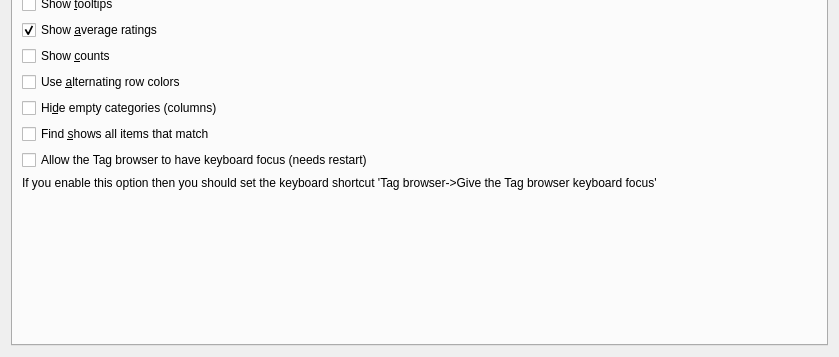
This is src/calibre/gui2/preferences/look_feel.ui in kovidgoyal/calibre as Qt 5 draws it before an edit; both pictures show x 0 to 839 and y 223 to 580 of the 839 by 580 pixel window. The edited form follows.
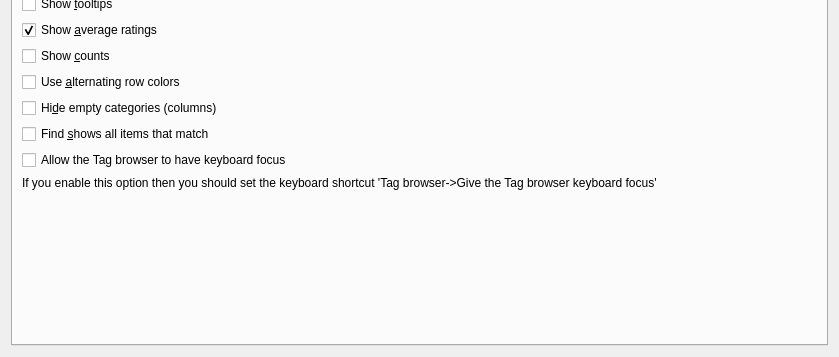
This is the edited form. The open tabs and pages were chosen to show the change. Icons and pictures are not drawn. Custom widgets are drawn as their Qt base class.

Commit message: Tag browser focus changes discussed in other PR.

What changed in the file:
```diff
--- a/src/calibre/gui2/preferences/look_feel.ui
+++ b/src/calibre/gui2/preferences/look_feel.ui
@@ -1111,7 +1111,7 @@
        <item row="14" column="0" colspan="2">
         <widget class="QCheckBox" name="opt_tag_browser_allow_keyboard_focus">
          <property name="text">
-          <string>Allow the Tag browser to have keyboard focus (needs restart)</string>
+          <string>Allow the Tag browser to have keyboard focus</string>
          </property>
          <property name="toolTip">
           <string>&lt;p&gt;When checked, the Tag browser can get keyboard focus, allowing
```
The commit also changes 2 other files.
